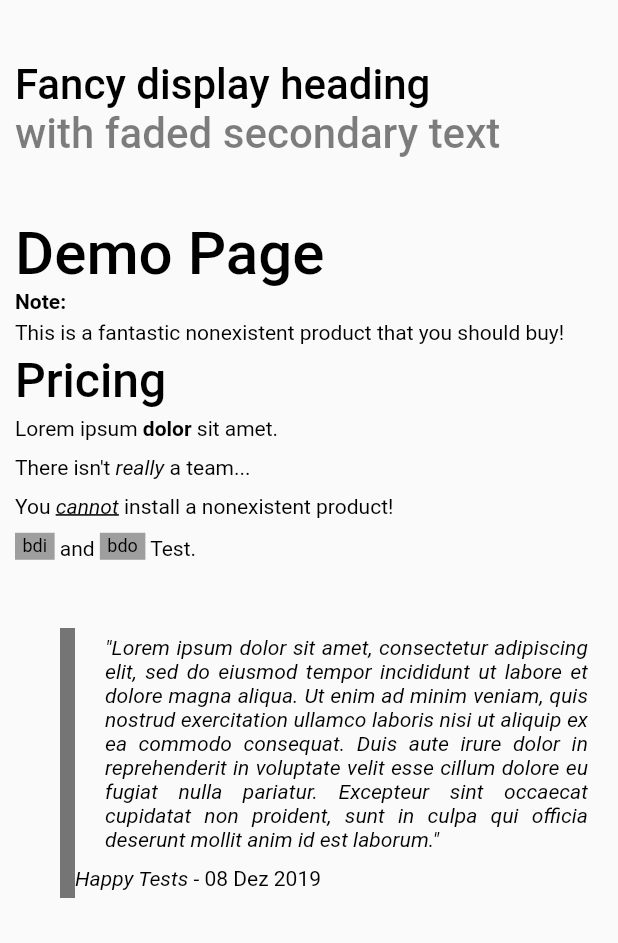
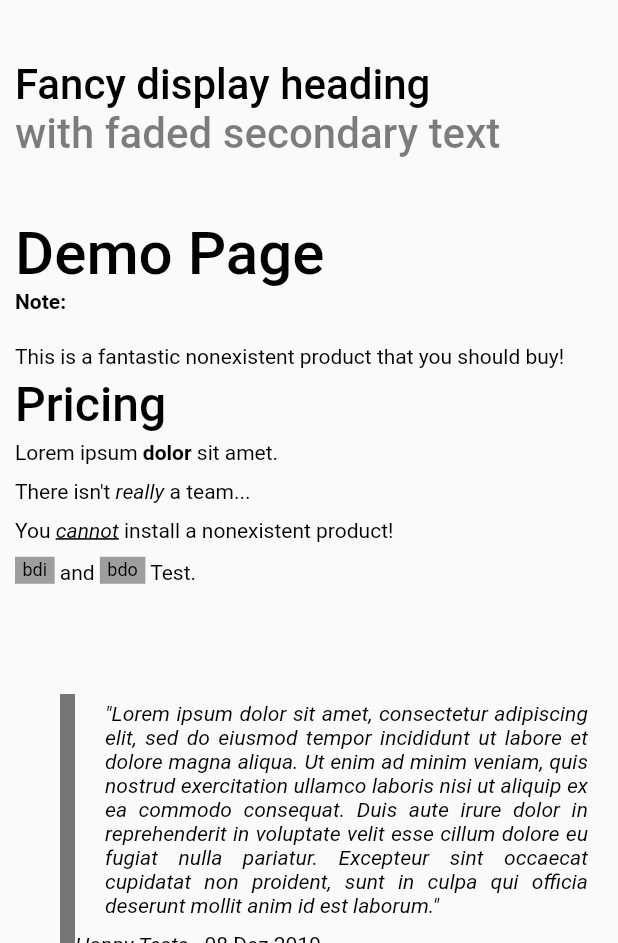
Before and after one commit to rafaelsetragni/flutter_responsive, a Flutter app: the TypographyPage screen opened directly, scrolled down 342 dp, on a phone screen of 412 x 824 dp, the part 293-1236 px from its top. Run offline on Flutter 3.47's test engine with Material 2 defaults, Android fonts, the phone set to English and light mode, and no system bars; our stand-ins replace font_awesome_flutter; statements that could not run were skipped.

Commit message:
fix ResponsiveText hot reload
ResponsiveText was changed to enable hot reload.

```diff
--- a/lib/src/typography/responsive_text.dart
+++ b/lib/src/typography/responsive_text.dart
@@ -1,16 +1,17 @@
 import 'package:flutter/material.dart';
 import 'package:flutter_responsive/src/typography/responsive_parser.dart';
 import 'package:flutter_responsive/src/typography/responsive_stylesheet.dart';
+import 'package:html/parser.dart';
 
 import 'responsive_stylesheet.dart';
 
-class ResponsiveText extends StatefulWidget {
+class ResponsiveText extends StatelessWidget {
 
   List<String> allowedElements;
   Map<String, ResponsiveStylesheet> stylesheet;
 
   ResponsiveParser parser;
-  String text;
+  final String text;
 
   final double indentSize = 10.0;
 
@@ -32,74 +33,9 @@ class ResponsiveText extends StatefulWidget {
   final onLinkTap;
 
   ResponsiveText({
-    this.stylesheet,
-    this.text,
-    this.allowedElements,
-    this.onLinkTap,
-    this.shrinkToFit = false,
-    this.renderNewLines = false,
-    this.boxAlign =  Alignment.topLeft,
-    this.boxDecoration,
-    this.onImageError,
-    this.defaultLinkStyle,
-    this.showImages = true,
-    this.padding,
-    this.margin,
-    this.backgroundColor,
-    this.defaultTextStyle
-  }){
-    parser = ResponsiveParser(allowedElements ?? []);
-  }
-
-  @override
-  _ResponsiveText createState() => _ResponsiveText(
-      stylesheet,
-      text,
-      boxAlign,
-      padding,
-      margin,
-      backgroundColor,
-      boxDecoration,
-      defaultTextStyle,
-      defaultLinkStyle,
-      shrinkToFit,
-      renderNewLines,
-      showImages,
-      onImageError,
-      onLinkTap
-  );
-}
-
-class _ResponsiveText extends State<ResponsiveText> {
-
-  List<String> allowedElements;
-  Map<String, ResponsiveStylesheet> stylesheet;
-
-  ResponsiveParser parser;
-  String text;
-
-  final double indentSize = 10.0;
-
-  final Alignment boxAlign;
-  final EdgeInsets padding;
-  final EdgeInsets margin;
-  final Color backgroundColor;
-  final BoxDecoration boxDecoration;
-
-  final TextStyle defaultTextStyle;
-  final TextStyle defaultLinkStyle;
-
-  final bool shrinkToFit;
-  final bool renderNewLines;
-  final bool showImages;
-
-  final ImageErrorListener onImageError;
-
-  final onLinkTap;
-
-  _ResponsiveText(
+      this.text = '',
+      this.allowedElements,
       this.stylesheet,
-      this.text,
       this.boxAlign,
       this.padding,
       this.margin,
@@ -108,11 +44,13 @@ class _ResponsiveText extends State<ResponsiveText> {
       this.defaultTextStyle,
       this.defaultLinkStyle,
       this.shrinkToFit,
-      this.renderNewLines,
+      this.renderNewLines = true,
       this.showImages,
       this.onImageError,
       this.onLinkTap
-  );
+  }){
+    parser = ResponsiveParser(allowedElements ?? []);
+  }
 
   @override
   Widget build(BuildContext context) {
@@ -123,20 +61,20 @@ class _ResponsiveText extends State<ResponsiveText> {
 
     stylesheet.addAll({
       'body' : ResponsiveStylesheet(
-        textStyle: widget.defaultTextStyle ?? TextStyle( color: Colors.black )//DefaultTextStyle.of(context).style
+        textStyle: defaultTextStyle ?? TextStyle( color: Colors.black )//DefaultTextStyle.of(context).style
       )
     });
 
-    RichText parsedText = widget.parser.parseHTML(text, widget.renderNewLines, stylesheet);
+    RichText parsedText = parser.parseHTML(text, renderNewLines, stylesheet);
 
     return
       Container(
-        margin: widget.margin,
-        decoration: widget.boxDecoration,
-        alignment: widget.boxAlign,
-        padding: widget.padding,
-        color: widget.backgroundColor,
-        width: widget.shrinkToFit ? null : double.infinity,
+        margin: margin,
+        decoration: boxDecoration,
+        alignment: boxAlign,
+        padding: padding,
+        color: backgroundColor,
+        width: shrinkToFit ? null : double.infinity,
         child: Wrap(
           children: [ parsedText ],
         ),
```
